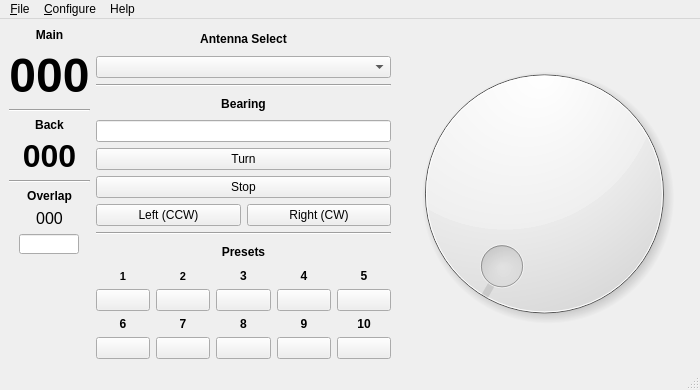
Qt form mqt/MqtRotator/rotatormainwindow.ui (zsteva/backup-minos2) before a commit.
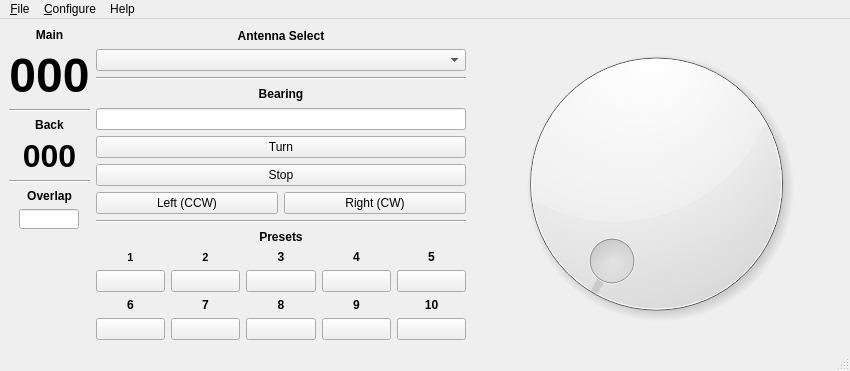
The same form after that commit. Custom widgets are drawn as their Qt base class.

Commit message: +implement antenna offset in displays + plus/minus 90 degree + add to statusbar, offset value and actual rotator bearing value. + offset only applies to display - actual rotator values remain unchanged.

What changed in the file:
```diff
--- a/mqt/MqtRotator/rotatormainwindow.ui
+++ b/mqt/MqtRotator/rotatormainwindow.ui
@@ -6,8 +6,8 @@
    <rect>
     <x>0</x>
     <y>0</y>
-    <width>700</width>
-    <height>390</height>
+    <width>850</width>
+    <height>371</height>
    </rect>
   </property>
   <property name="sizePolicy">
@@ -18,8 +18,8 @@
   </property>
   <property name="minimumSize">
    <size>
-    <width>700</width>
-    <height>360</height>
+    <width>850</width>
+    <height>370</height>
    </size>
   </property>
   <property name="windowTitle">
@@ -136,23 +136,6 @@
             </property>
            </widget>
           </item>
-          <item>
-           <widget class="QLabel" name="overlapBearingDisplay">
-            <property name="font">
-             <font>
-              <pointsize>12</pointsize>
-              <weight>50</weight>
-              <bold>false</bold>
-             </font>
-            </property>
-            <property name="text">
-             <string>000</string>
-            </property>
-            <property name="alignment">
-             <set>Qt::AlignCenter</set>
-            </property>
-           </widget>
-          </item>
           <item>
            <layout class="QHBoxLayout" name="horizontalLayout_2">
             <item>
@@ -600,7 +583,7 @@
     <rect>
      <x>0</x>
      <y>0</y>
-     <width>700</width>
+     <width>850</width>
      <height>21</height>
     </rect>
    </property>
```
Left out of the diff: 6 changed lines with no effect on the pictures. Lines whose indentation alone changed are shown as unchanged. The commit also changes 6 other files.
